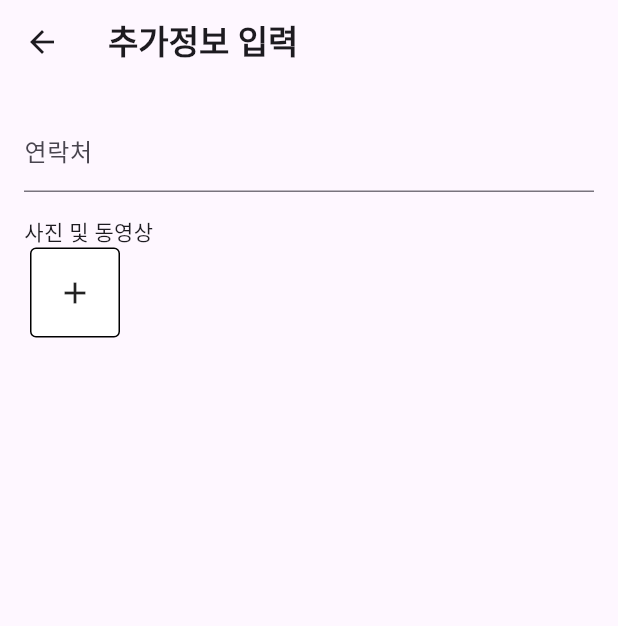
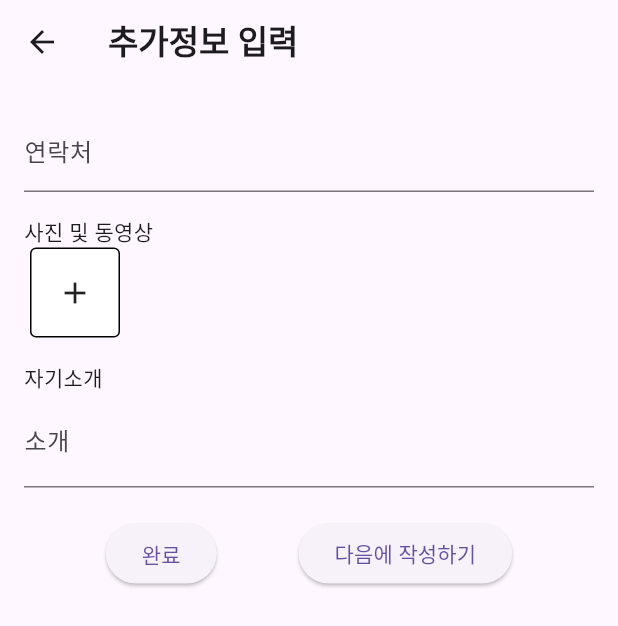
Before and after one commit to zigsong/lets-jam, a Flutter app: the OptionalPage screen opened directly, on a phone screen of 412 x 824 dp. Shown: the top 626 px of the screen. Run offline on Flutter 3.47's test engine with Material 3 defaults, Android fonts, the light colour scheme and no system bars; our stand-ins replace flutter_dotenv, flutter_svg, image_picker, supabase_flutter; missing offline and left inert: kakao_flutter_sdk; accounts and stored records are empty.

Commit message:
feat: 자기소개 필드 추가

```diff
--- a/lib/screens/signup_screen/optional_page.dart
+++ b/lib/screens/signup_screen/optional_page.dart
@@ -16,6 +16,7 @@ class _OptionalPageState extends State<OptionalPage> {
   String _phone = '';
   final List<XFile> _images = [];
   final ImagePicker picker = ImagePicker();
+  String _bio = '';
 
   Future getImage(ImageSource imageSource) async {
     final XFile? pickedFile = await picker.pickImage(source: imageSource);
@@ -93,7 +94,43 @@ class _OptionalPageState extends State<OptionalPage> {
                       },
                     ),
                   ],
-                )
+                ),
+                const SizedBox(
+                  height: 16,
+                ),
+                const Align(
+                  alignment: Alignment.centerLeft,
+                  child: Text(
+                    '자기소개',
+                    textAlign: TextAlign.left,
+                  ),
+                ),
+                TextField(
+                  keyboardType: TextInputType.multiline,
+                  maxLines: null,
+                  decoration: const InputDecoration(
+                      hintText: "소개",
+                      contentPadding: EdgeInsets.symmetric(vertical: 20)),
+                  onChanged: (text) {
+                    setState(() {
+                      _bio = text;
+                    });
+                  },
+                ),
+                const SizedBox(height: 20),
+                Row(
+                  mainAxisAlignment: MainAxisAlignment.spaceEvenly,
+                  children: [
+                    ElevatedButton(
+                      onPressed: () {},
+                      child: const Text('완료'),
+                    ),
+                    ElevatedButton(
+                      onPressed: () {},
+                      child: const Text('다음에 작성하기'),
+                    ),
+                  ],
+                ),
               ],
             ),
           ),
```
